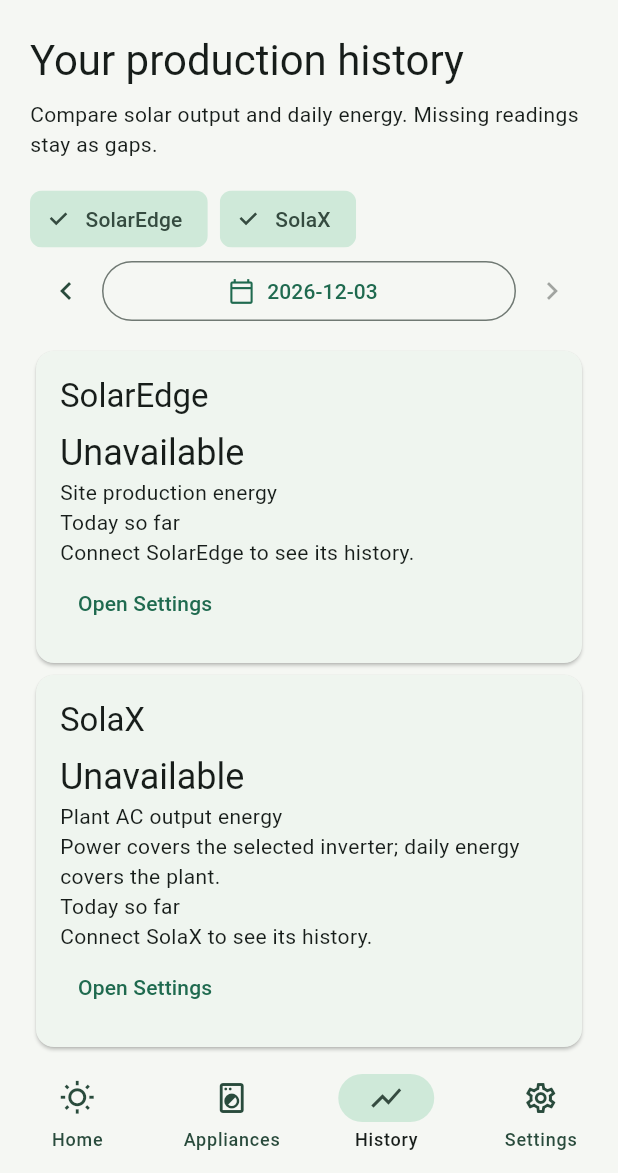
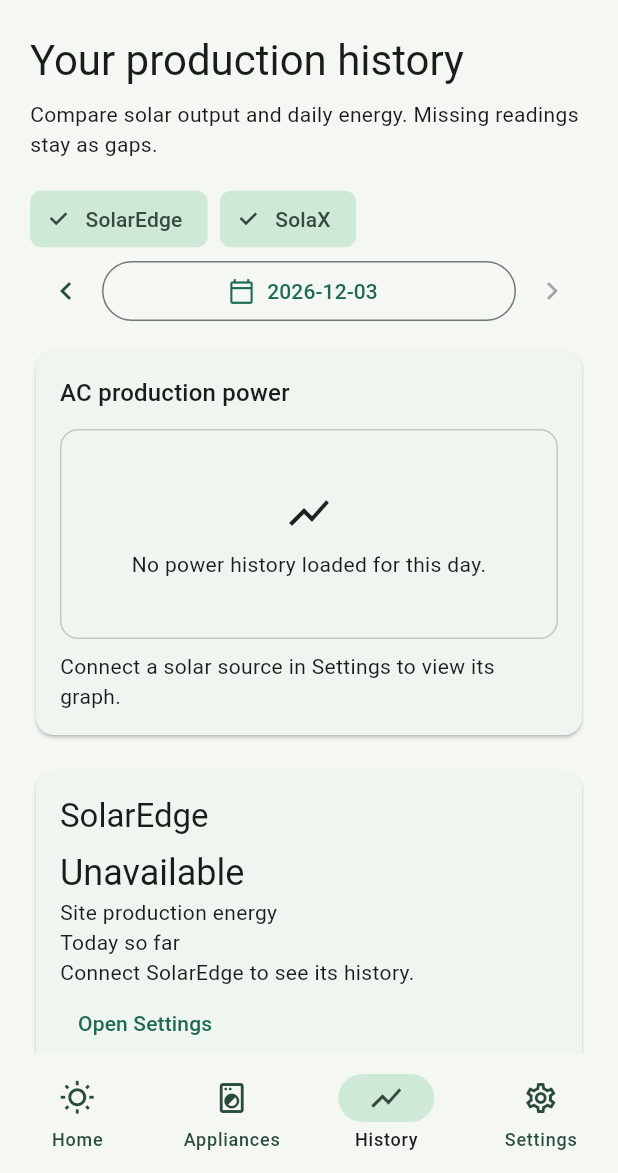
Before and after one commit to Owaiinnn/solar-overview, a Flutter app: the screen it shows after launch, item 3 of the bottom bar chosen, on a phone screen of 412 x 824 dp, the part 63-1236 px from its top. Run offline on Flutter 3.47's test engine with Material 3 defaults, Android fonts, the phone set to English and light mode, and no system bars; our stand-ins replace flutter_secure_storage, timezone; missing offline and left inert: file_selector.

Commit message:
Keep History charts visible above source summaries

```diff
--- a/app/lib/src/history_page.dart
+++ b/app/lib/src/history_page.dart
@@ -162,8 +162,17 @@
               child: const Text('Clear saved history'),
             ),
           ],
-          for (final source in HistorySource.values.where(_visible.contains))
-            _sourceCard(source),
+          Wrap(
+            spacing: 8,
+            runSpacing: 8,
+            children: [
+              for (final source in HistorySource.values.where(
+                _visible.contains,
+              ))
+                if (controller.identity(source) != null) _loadButton(source),
+            ],
+          ),
+          if (loaded.isEmpty) _waitingChart(),
           for (final graph in graphs.where((graph) => graph.isNotEmpty)) ...[
             const SizedBox(height: 16),
             HistoryGraph(
@@ -187,6 +196,9 @@
                 dc: true,
               ),
           ],
+          const SizedBox(height: 16),
+          for (final source in HistorySource.values.where(_visible.contains))
+            _sourceCard(source),
           const SizedBox(height: 16),
           Card(
             child: ExpansionTile(
@@ -221,6 +233,101 @@
       );
     },
   );
+
+  Widget _loadButton(HistorySource source) {
+    final controller = widget.controller;
+    final state = controller.states[source]!;
+    final enabled =
+        controller.initialized &&
+        controller.storageError == null &&
+        !state.loading &&
+        !controller.busy(source) &&
+        controller.timeZone(source) != null &&
+        controller.waitNotice(source) == null &&
+        !controller.selectedDay.isAfter(controller.today(source));
+    return FilledButton.tonalIcon(
+      onPressed: enabled ? () => controller.load(source) : null,
+      icon: const Icon(Icons.refresh),
+      label: Text(
+        '${state.saved == null ? 'Load' : 'Reload'} ${historySourceName(source)} history',
+      ),
+    );
+  }
+
+  Widget _waitingChart() {
+    final controller = widget.controller;
+    final loading = _visible.any(
+      (source) => controller.states[source]!.loading,
+    );
+    return Card(
+      key: const ValueKey('history-waiting-chart'),
+      child: Padding(
+        padding: const EdgeInsets.all(16),
+        child: Column(
+          crossAxisAlignment: CrossAxisAlignment.start,
+          children: [
+            Text(
+              'AC production power',
+              style: Theme.of(context).textTheme.titleMedium,
+            ),
+            const SizedBox(height: 12),
+            Container(
+              width: double.infinity,
+              constraints: const BoxConstraints(minHeight: 140),
+              padding: const EdgeInsets.all(20),
+              decoration: BoxDecoration(
+                border: Border.all(
+                  color: Theme.of(context).colorScheme.outlineVariant,
+                ),
+                borderRadius: BorderRadius.circular(12),
+              ),
+              child: Column(
+                mainAxisAlignment: MainAxisAlignment.center,
+                children: [
+                  const Icon(Icons.show_chart, size: 32),
+                  const SizedBox(height: 8),
+                  Text(
+                    loading
+                        ? 'Loading production history…'
+                        : _visible.isEmpty
+                        ? 'Select a source to view its graph.'
+                        : 'No power history loaded for this day.',
+                    textAlign: TextAlign.center,
+                  ),
+                ],
+              ),
+            ),
+            if (loading) const LinearProgressIndicator(),
+            for (final source in HistorySource.values.where(_visible.contains))
+              if (controller.waitNotice(source) != null)
+                Padding(
+                  padding: const EdgeInsets.only(top: 8),
+                  child: Text(
+                    '${historySourceName(source)}: ${controller.waitNotice(source)}',
+                  ),
+                ),
+            if (_visible.contains(HistorySource.solax) &&
+                controller.solax?.reconnectRequired == true)
+              const Padding(
+                padding: EdgeInsets.only(top: 8),
+                child: Text(
+                  'SolaX needs reconnection in Settings before its graph can load.',
+                ),
+              ),
+            if (!loading && _visible.isNotEmpty)
+              Padding(
+                padding: const EdgeInsets.only(top: 8),
+                child: Text(
+                  _visible.any((source) => controller.identity(source) != null)
+                      ? 'Load a connected source above to draw its power curve.'
+                      : 'Connect a solar source in Settings to view its graph.',
+                ),
+              ),
+          ],
+        ),
+      ),
+    );
+  }
 
   Widget _sourceCard(HistorySource source) {
     final controller = widget.controller;
@@ -311,23 +418,6 @@
               if (wait != null) Text(wait),
               if (controller.selectedDay.isAfter(controller.today(source)))
                 const Text('This date is still in the future at the site.'),
-              const SizedBox(height: 8),
-              FilledButton.tonalIcon(
-                onPressed:
-                    !controller.initialized ||
-                        controller.storageError != null ||
-                        state.loading ||
-                        controller.busy(source) ||
-                        zone == null ||
-                        wait != null ||
-                        controller.selectedDay.isAfter(controller.today(source))
-                    ? null
-                    : () => controller.load(source),
-                icon: const Icon(Icons.refresh),
-                label: Text(
-                  '${saved == null ? 'Load' : 'Reload'} $name history',
-                ),
-              ),
             ],
           ],
         ),
```
Also changed, not shown: 3 other files.
